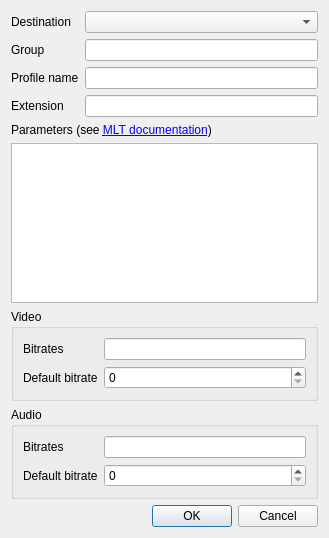
Above: src/ui/saveprofile_ui.ui from KDE/kdenlive before the change. Below: the same form after it.
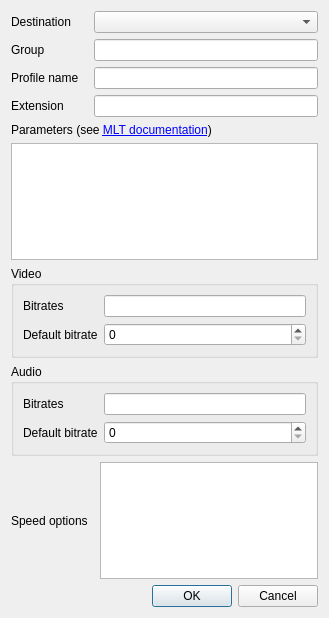
That is the form after the change. Custom widgets are drawn as their Qt base class.

Commit message: Render widget 'simple by default, powerful when needed' TODO: review profiles and speed options; rename to "export"

Patch:
```diff
--- a/src/ui/saveprofile_ui.ui
+++ b/src/ui/saveprofile_ui.ui
@@ -7,13 +7,20 @@
     <x>0</x>
     <y>0</y>
     <width>329</width>
-    <height>538</height>
+    <height>618</height>
    </rect>
   </property>
   <property name="windowTitle">
    <string>Save Profile</string>
   </property>
   <layout class="QGridLayout" name="gridLayout">
+   <item row="8" column="0">
+    <widget class="QLabel" name="speedsLabel">
+     <property name="text">
+      <string>Speed options</string>
+     </property>
+    </widget>
+   </item>
    <item row="6" column="0" colspan="3">
     <widget class="QGroupBox" name="vbitrates">
      <property name="title">
@@ -29,6 +36,12 @@
       </item>
       <item row="0" column="1">
        <widget class="QLineEdit" name="vbitrates_list">
+        <property name="sizePolicy">
+         <sizepolicy hsizetype="Expanding" vsizetype="Fixed">
+          <horstretch>0</horstretch>
+          <verstretch>0</verstretch>
+         </sizepolicy>
+        </property>
         <property name="toolTip">
          <string>Best to worst quality</string>
         </property>
@@ -139,7 +152,14 @@
      </property>
     </widget>
    </item>
-   <item row="8" column="2">
+   <item row="5" column="0" colspan="3">
+    <widget class="QTextEdit" name="parameters">
+     <property name="acceptRichText">
+      <bool>false</bool>
+     </property>
+    </widget>
+   </item>
+   <item row="10" column="2">
     <widget class="QDialogButtonBox" name="buttonBox">
      <property name="orientation">
       <enum>Qt::Horizontal</enum>
@@ -156,8 +176,11 @@
      </property>
     </widget>
    </item>
-   <item row="5" column="0" colspan="3">
-    <widget class="QTextEdit" name="parameters">
+   <item row="8" column="2">
+    <widget class="QTextEdit" name="speeds_list">
+     <property name="toolTip">
+      <string>One line of options per speedup step, from slowest to fastest</string>
+     </property>
      <property name="acceptRichText">
       <bool>false</bool>
      </property>
```
Left out of the diff: 16 changed lines with no effect on the pictures. The commit also changes 3 other files.
